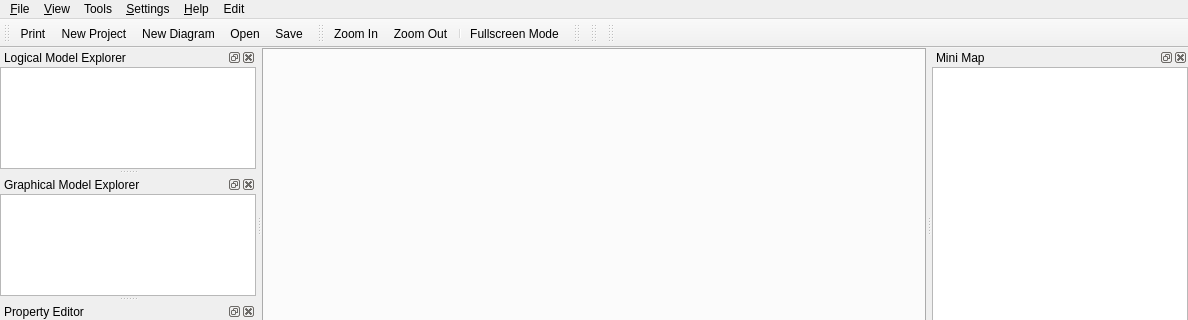
This is qrgui/mainwindow/mainWindow.ui in qreal/qreal as Qt 5 draws it before an edit; both pictures show x 0 to 1188 and y 0 to 320 of the 1188 by 641 pixel window. The edited form follows.
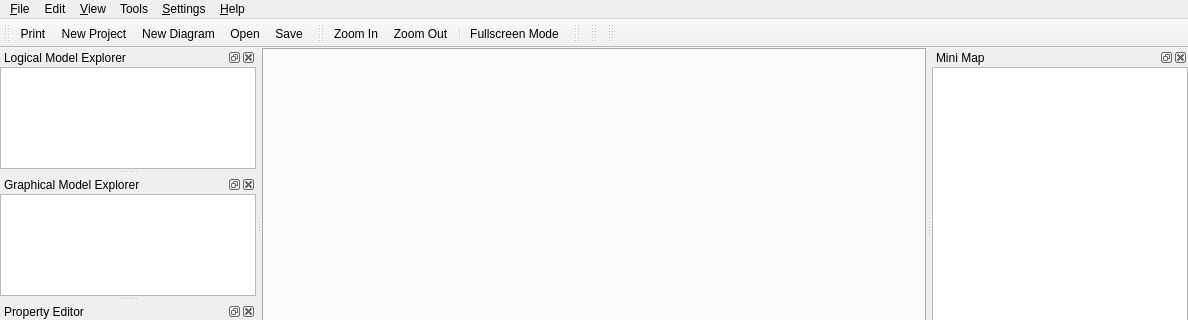
This is the edited form. Icons and pictures are not drawn. Custom widgets are drawn as their Qt base class.

What changed in the file:
```diff
--- a/qrgui/mainwindow/mainWindow.ui
+++ b/qrgui/mainwindow/mainWindow.ui
@@ -93,11 +93,11 @@
     <addaction name="actionFind_and_replace"/>
    </widget>
    <addaction name="menu_File"/>
+   <addaction name="menuEdit"/>
    <addaction name="menu_View"/>
    <addaction name="menuTools"/>
    <addaction name="menuSettings"/>
    <addaction name="menuHelp"/>
-   <addaction name="menuEdit"/>
   </widget>
   <widget class="QStatusBar" name="statusbar"/>
   <widget class="QToolBar" name="fileToolbar">
```
